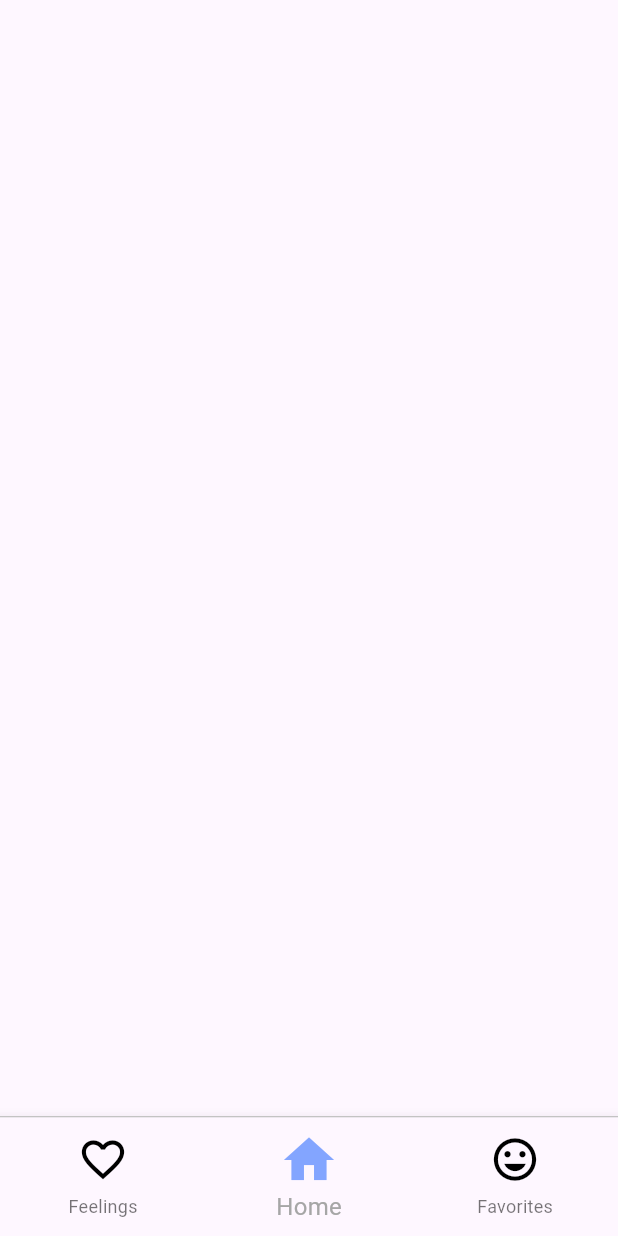
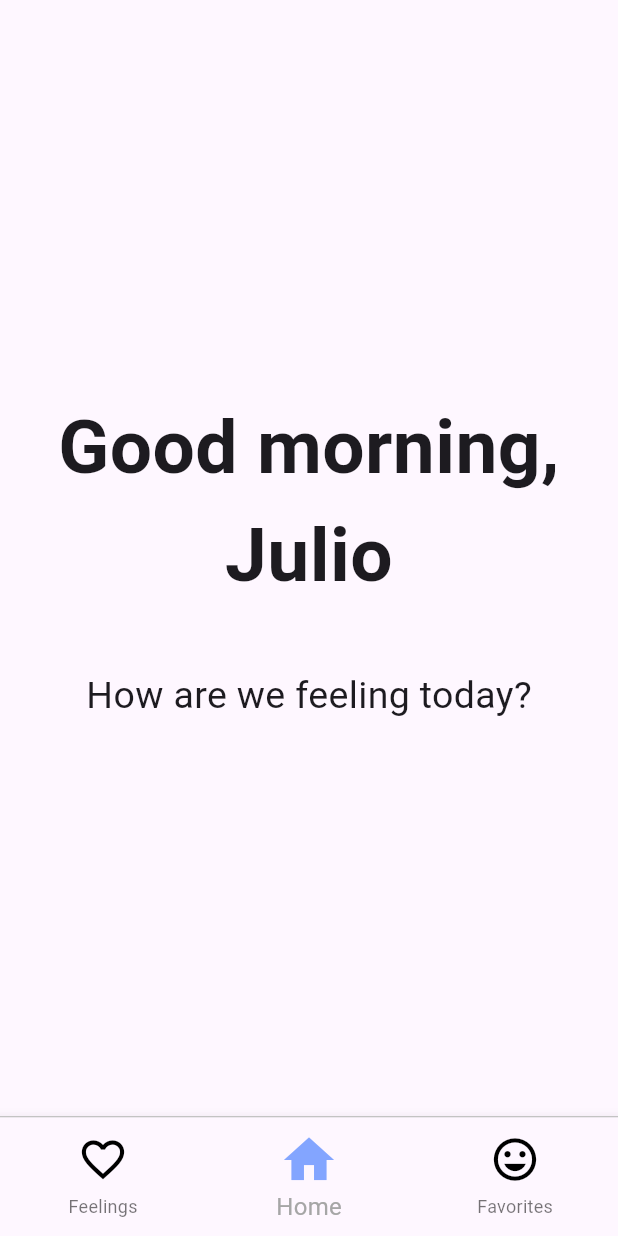
Before and after one commit to jjlamach/amori, a Flutter app: the HomePage screen opened by its route, on a phone screen of 412 x 824 dp. Run offline on Flutter 3.47's test engine with Material 2 defaults, Android fonts, the phone set to English and light mode, and no system bars; our stand-ins replace auto_route, equatable, firebase_core, flutter_bloc, freezed_annotation, google_fonts; missing offline and left inert: firebase_ui_oauth_apple; accounts and stored records are empty.

Commit message:
Update home_page.dart

```diff
--- a/lib/app/screens/home/home_page.dart
+++ b/lib/app/screens/home/home_page.dart
@@ -9,11 +9,31 @@ class HomePage extends StatelessWidget {
   Widget build(BuildContext context) {
     return Scaffold(
       body: Center(
-        child: Column(
-            // mainAxisAlignment: MainAxisAlignment.center,
-            // crossAxisAlignment: CrossAxisAlignment.center,
-            // children: [Text('Good morning,\nJulio')],
-            ),
+        child: Padding(
+          padding: const EdgeInsets.all(20.0),
+          child: Column(
+            mainAxisAlignment: MainAxisAlignment.center,
+            crossAxisAlignment: CrossAxisAlignment.center,
+            children: [
+              Text(
+                'Good morning, Julio',
+                textAlign: TextAlign.center,
+                style: TextStyle(
+                  fontSize: 50,
+                  fontWeight: FontWeight.w700,
+                ),
+              ),
+              const SizedBox(height: 40),
+              Text(
+                'How are we feeling today?',
+                style: TextStyle(
+                  fontSize: 25,
+                  fontWeight: FontWeight.w400,
+                ),
+              ),
+            ],
+          ),
+        ),
       ),
     );
   }
```
